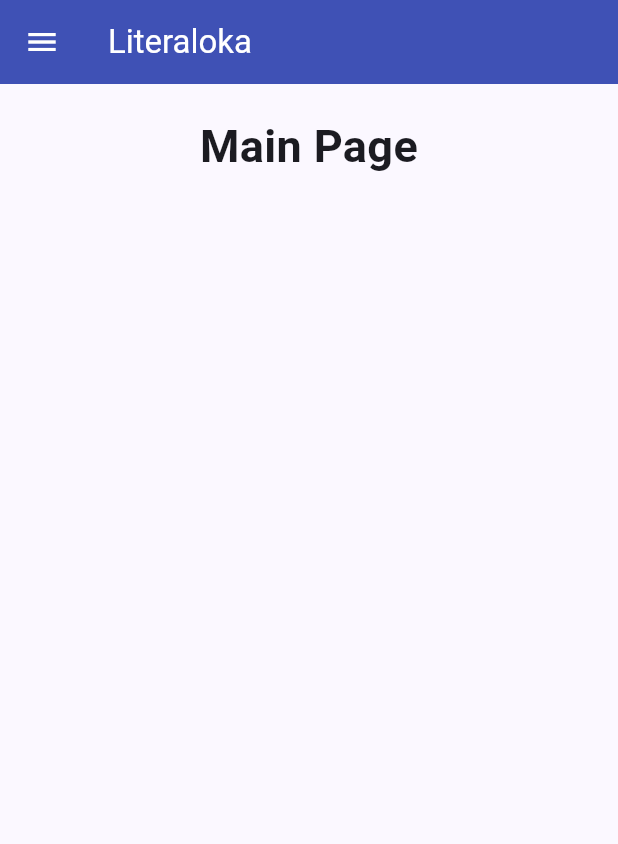
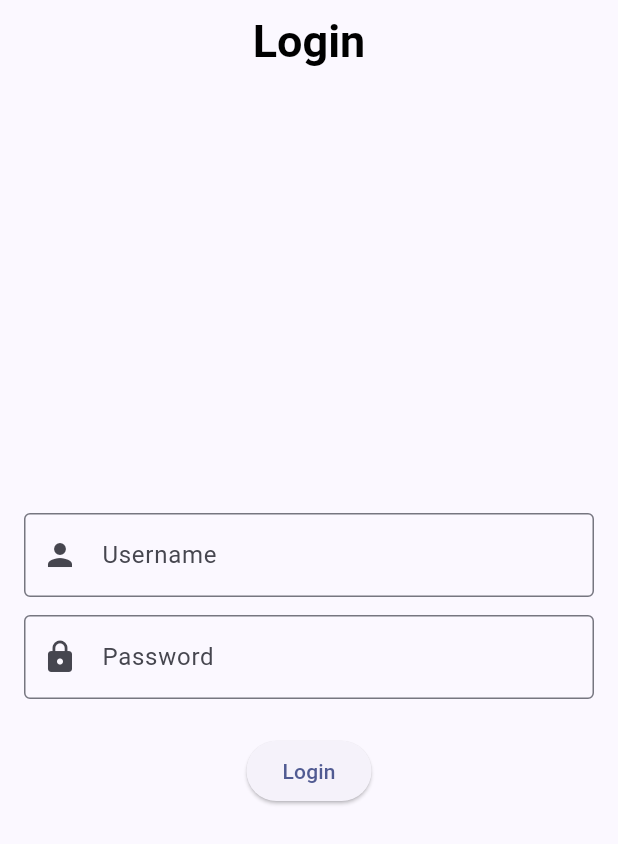
Before and after one commit to GROUP-F01/Proyek-Akhir-Semester-F01, a Flutter app: the screen it shows after launch, on a phone screen of 412 x 824 dp. Shown: the top 844 px of the screen. Run offline on Flutter 3.47's test engine with Material 3 defaults, Android fonts, the phone set to English and light mode, and no system bars; missing offline and left inert: pbp_django_auth.

Commit message:
wishlist

```diff
--- a/lib/main.dart
+++ b/lib/main.dart
@@ -1,23 +1,29 @@
 import 'package:flutter/material.dart';
-import 'package:literaloka/main/menu.dart';
+import 'package:literaloka/wishlist/screens/login.dart';
+import 'package:pbp_django_auth/pbp_django_auth.dart';
+import 'package:provider/provider.dart';
 
 void main() {
   runApp(const MyApp());
 }
 
 class MyApp extends StatelessWidget {
-  const MyApp({super.key});
+    const MyApp({Key? key}) : super(key: key);
 
-  // This widget is the root of your application.
     @override
     Widget build(BuildContext context) {
-    return MaterialApp(
-      title: 'Flutter Demo',
+        return Provider(
+            create: (_) {
+                CookieRequest request = CookieRequest();
+                return request;
+            },
+            child: MaterialApp(
+                title: 'Flutter App',
                 theme: ThemeData(
                     colorScheme: ColorScheme.fromSeed(seedColor: Colors.indigo),
                     useMaterial3: true,
                 ),
-      home: const MyHomePage()
+                home: LoginPage()),
              );
     }
 }
--- a/lib/main/menu.dart
+++ b/lib/main/menu.dart
@@ -1,8 +1,11 @@
 import 'package:flutter/material.dart';
 import 'package:literaloka/widgets/left_drawer.dart';
+import 'package:pbp_django_auth/pbp_django_auth.dart';
 
 class MyHomePage extends StatelessWidget {
-  const MyHomePage({Key? key}) : super(key: key);
+  final CookieRequest request;
+
+  const MyHomePage(this.request, {Key? key}) : super(key: key);
 
   @override
   Widget build(BuildContext context) {
@@ -14,7 +17,7 @@ class MyHomePage extends StatelessWidget {
         backgroundColor: Colors.indigo,
         foregroundColor: Colors.white,
       ),
-      drawer: const LeftDrawer(),
+      drawer: LeftDrawer(request),
       body: SingleChildScrollView(
         // Widget wrapper yang dapat discroll
         child: Padding(
--- a/lib/models/books.dart
+++ b/lib/models/books.dart
@@ -38,7 +38,7 @@ class Fields {
     int pageCount;
     String category;
     String imageUrl;
-    Lang lang;
+    String lang;
     int price;
     int rating;
 
@@ -67,7 +67,7 @@ class Fields {
         pageCount: json["page_count"],
         category: json["category"],
         imageUrl: json["image_url"],
-        lang: langValues.map[json["lang"]]!,
+        lang: json["lang"],
         price: json["price"],
         rating: json["rating"],
     );
@@ -82,7 +82,7 @@ class Fields {
         "page_count": pageCount,
         "category": category,
         "image_url": imageUrl,
-        "lang": langValues.reverse[lang],
+        "lang": lang,
         "price": price,
         "rating": rating,
     };
--- /dev/null
+++ b/lib/wishlist/screens/login.dart
@@ -0,0 +1,124 @@
+import 'package:flutter/material.dart';
+import 'package:literaloka/main/menu.dart';
+import 'package:pbp_django_auth/pbp_django_auth.dart';
+import 'package:provider/provider.dart';
+
+void main() {
+    runApp(const LoginApp());
+}
+
+class LoginApp extends StatelessWidget {
+const LoginApp({super.key});
+
+@override
+Widget build(BuildContext context) {
+    return MaterialApp(
+        title: 'Login',
+        theme: ThemeData(
+            primarySwatch: Colors.blue,
+    ),
+    home: const LoginPage(),
+    );
+    }
+}
+
+class LoginPage extends StatefulWidget {
+    const LoginPage({super.key});
+
+    @override
+    _LoginPageState createState() => _LoginPageState();
+}
+
+class _LoginPageState extends State<LoginPage> {
+    final TextEditingController _usernameController = TextEditingController();
+    final TextEditingController _passwordController = TextEditingController();
+
+    @override
+    Widget build(BuildContext context) {
+        final request = context.watch<CookieRequest>();
+        return Scaffold(
+            appBar: AppBar(
+                title: const Text(
+                  'Login',
+                  style: TextStyle(
+                    fontSize: 30.0,
+                    fontWeight: FontWeight.bold,
+                    color: Colors.black,
+                  ),
+                ),
+                centerTitle: true,
+                elevation: 0,
+              ),
+            body: Container(
+                padding: const EdgeInsets.all(16.0),
+                child: Column(
+                    mainAxisAlignment: MainAxisAlignment.center,
+                    children: [
+                        TextField(
+                            controller: _usernameController,
+                            decoration: const InputDecoration(
+                                labelText: 'Username',
+                                border: OutlineInputBorder(),
+                                prefixIcon: Icon(Icons.person),
+                            ),
+                        ),
+                        const SizedBox(height: 12.0),
+                        TextField(
+                            controller: _passwordController,
+                            decoration: const InputDecoration(
+                                labelText: 'Password',
+                                border: OutlineInputBorder(),
+                                prefixIcon: Icon(Icons.lock),
+                            ),
+                            obscureText: true,
+                        ),
+                        const SizedBox(height: 24.0),
+                        ElevatedButton(
+                            onPressed: () async {
+                                String username = _usernameController.text;
+                                String password = _passwordController.text;
+
+                                // Cek kredensial
+                                final response = await request.login("http://127.0.0.1:8000/auth/login/", {
+                                'username': username,
+                                'password': password,
+                                });
+
+                                if (request.loggedIn) {
+                                    String message = response['message'];
+                                    String uname = response['username'];
+                                    Navigator.pushReplacement(
+                                        context,
+                                        MaterialPageRoute(builder: (context) => MyHomePage(request)),
+                                    );
+                                    ScaffoldMessenger.of(context)
+                                        ..hideCurrentSnackBar()
+                                        ..showSnackBar(
+                                            SnackBar(content: Text("$message Selamat datang kembali di LiteraLoka, $uname.")));
+                                    } else {
+                                    showDialog(
+                                        context: context,
+                                        builder: (context) => AlertDialog(
+                                            title: const Text('Login Gagal'),
+                                            content:
+                                                Text(response['message']),
+                                            actions: [
+                                                TextButton(
+                                                    child: const Text('OK'),
+                                                    onPressed: () {
+                                                        Navigator.pop(context);
+                                                    },
+                                                ),
+                                            ],
+                                        ),
+                                    );
+                                }
+                            },
+                            child: const Text('Login'),
+                        ),
+                    ],
+                ),
+            ),
+        );
+    }
+}
--- a/pubspec.yaml
+++ b/pubspec.yaml
@@ -38,6 +38,7 @@ dependencies:
   http: ^1.1.0
   pbp_django_auth: ^0.4.0
   google_fonts: ^6.1.0
+  provider: ^6.1.1
 
 dev_dependencies:
   flutter_test:
```
Also changed, not shown: lib/widgets/left_drawer.dart (+36 -8 lines), lib/wishlist/models/wishlist.dart (added, +45 -0 lines), lib/wishlist/screens/wishlist.dart (added, +107 -0 lines), lib/wishlist/screens/wishlist_form.dart (added, +241 -0 lines), lib/wishlist/widgets/wishlist_card.dart (added, +69 -0 lines), pubspec.lock, 1 other file. Lines whose indentation alone changed are shown as unchanged.
